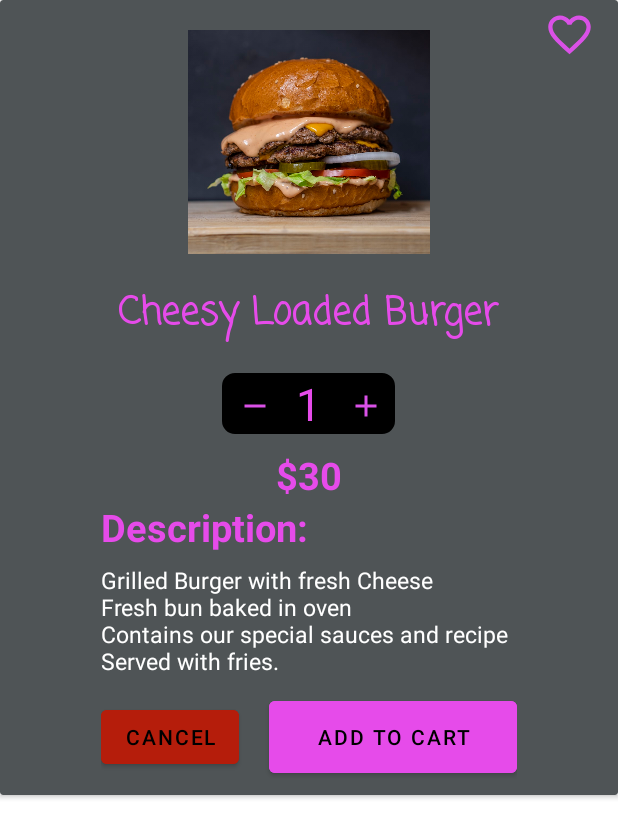
After one commit to AhsanQamr/FoodOrderApp, an Android app: the layout custom_dialog.xml on its own in the app's theme, with its tools: preview values and no code run, on a phone screen of 412 x 824 dp. The commit adds this screen. Shown: the top 838 px of the screen. Run offline under Robolectric (Android 15) with nearby library versions, the phone set to English and light mode, and no system bars.

Commit message:
dialog box ready

```diff
--- a/app/src/main/java/com/i192048/project/Fragments/BurgerFragment.java
+++ b/app/src/main/java/com/i192048/project/Fragments/BurgerFragment.java
@@ -1,16 +1,28 @@
 package com.i192048.project.Fragments;
 
+import android.annotation.SuppressLint;
+import android.app.Activity;
+import android.app.AlertDialog;
+import android.app.Dialog;
+import android.content.Intent;
 import android.os.Bundle;
 
+import androidx.annotation.NonNull;
+import androidx.annotation.Nullable;
+import androidx.cardview.widget.CardView;
+import androidx.fragment.app.DialogFragment;
 import androidx.fragment.app.Fragment;
 
 import android.view.LayoutInflater;
 import android.view.View;
 import android.view.ViewGroup;
+import android.widget.Button;
+import android.widget.Toast;
 
 import com.i192048.project.R;
 
 public class BurgerFragment extends Fragment {
+
 
     public BurgerFragment() {
         // Required empty public constructor
@@ -19,7 +31,23 @@ public class BurgerFragment extends Fragment {
     @Override
     public View onCreateView(LayoutInflater inflater, ViewGroup container,
                              Bundle savedInstanceState) {
+
         // Inflate the layout for this fragment
-        return inflater.inflate(R.layout.fragment_burger, container, false);
+        View view = inflater.inflate(R.layout.fragment_burger, container, false);
+        @SuppressLint({"MissingInflatedId", "LocalSuppress"})
+        CardView cardView = view.findViewById(R.id.first_item);
+        cardView.setOnClickListener(new View.OnClickListener() {
+            @Override
+            public void onClick(View view) {
+                showDialog();
+            }
+        });
+        return view;
+    }
+
+    private void showDialog(){
+        Dialog dialog = new Dialog(getActivity());
+        dialog.setContentView(R.layout.custom_dialog);
+        dialog.show();
     }
 }
--- /dev/null
+++ b/app/src/main/res/drawable/add.xml
@@ -0,0 +1,5 @@
+<vector android:height="24dp" android:tint="#DA51E7"
+    android:viewportHeight="24" android:viewportWidth="24"
+    android:width="24dp" xmlns:android="http://schemas.android.com/apk/res/android">
+    <path android:fillColor="@android:color/white" android:pathData="M19,13h-6v6h-2v-6H5v-2h6V5h2v6h6v2z"/>
+</vector>
--- /dev/null
+++ b/app/src/main/res/drawable/remove.xml
@@ -0,0 +1,5 @@
+<vector android:height="24dp" android:tint="#DA51E7"
+    android:viewportHeight="24" android:viewportWidth="24"
+    android:width="24dp" xmlns:android="http://schemas.android.com/apk/res/android">
+    <path android:fillColor="@android:color/white" android:pathData="M19,13H5v-2h14v2z"/>
+</vector>
--- /dev/null
+++ b/app/src/main/res/layout/custom_dialog.xml
@@ -0,0 +1,132 @@
+<?xml version="1.0" encoding="utf-8"?>
+<RelativeLayout xmlns:android="http://schemas.android.com/apk/res/android"
+    android:layout_width="match_parent"
+    android:layout_height="match_parent"
+    xmlns:app="http://schemas.android.com/apk/res-auto">
+
+    <androidx.cardview.widget.CardView
+        android:layout_width="match_parent"
+        android:layout_height="530dp"
+        android:layout_gravity="center"
+        android:backgroundTint="#4f5456">
+
+        <ImageView
+            android:layout_width="34dp"
+            android:layout_height="35dp"
+            android:layout_gravity="end"
+            android:layout_marginTop="5dp"
+            android:layout_marginRight="15dp"
+            android:src="@drawable/emptyfav" />
+
+        <LinearLayout
+            android:layout_width="277dp"
+            android:layout_height="499dp"
+            android:layout_gravity="center_horizontal"
+            android:layout_marginTop="20dp"
+            android:orientation="vertical">
+
+            <ImageView
+                android:layout_width="161dp"
+                android:layout_height="149dp"
+                android:layout_gravity="center"
+                android:scaleType="centerCrop"
+                android:src="@drawable/burger1" />
+
+            <TextView
+                android:layout_width="wrap_content"
+                android:layout_height="wrap_content"
+                android:layout_gravity="center"
+                android:layout_marginTop="20dp"
+                android:fontFamily="casual"
+                android:text="Cheesy Loaded Burger"
+                android:textColor="#E64BEA"
+                android:textSize="25dp"
+                android:textStyle="bold" />
+
+            <LinearLayout
+                android:layout_width="115dp"
+                android:layout_height="wrap_content"
+                android:layout_gravity="center"
+                android:layout_marginTop="20dp"
+                android:background="@drawable/roundedrectangle"
+                android:backgroundTint="@color/black"
+                android:orientation="horizontal">
+
+                <ImageView
+                    android:layout_width="wrap_content"
+                    android:layout_height="wrap_content"
+                    android:layout_marginLeft="10dp"
+                    android:layout_marginTop="10dp"
+                    android:src="@drawable/remove" />
+
+                <TextView
+                    android:layout_width="wrap_content"
+                    android:layout_height="wrap_content"
+                    android:layout_marginLeft="15dp"
+                    android:text="1"
+                    android:textColor="#E64BEA"
+                    android:textSize="30dp" />
+
+                <ImageView
+                    android:layout_width="wrap_content"
+                    android:layout_height="wrap_content"
+                    android:layout_marginLeft="18dp"
+                    android:layout_marginTop="10dp"
+                    android:src="@drawable/add" />
+            </LinearLayout>
+
+            <TextView
+                android:layout_width="wrap_content"
+                android:layout_height="wrap_content"
+                android:layout_gravity="center"
+                android:layout_marginTop="10dp"
+                android:text="$30"
+                android:textColor="#E64BEA"
+                android:textSize="25dp"
+                android:textStyle="bold" />
+
+            <TextView
+                android:layout_width="wrap_content"
+                android:layout_height="wrap_content"
+                android:layout_gravity="start"
+                android:text="Description:"
+                android:textColor="#E64BEA"
+                android:textSize="25dp"
+                android:textStyle="bold" />
+
+            <TextView
+                android:layout_width="wrap_content"
+                android:layout_height="wrap_content"
+                android:layout_marginTop="7dp"
+                android:text="Grilled Burger with fresh Cheese\nFresh bun baked in oven \nContains our special sauces and recipe\nServed with fries."
+                android:textColor="@color/white"
+                android:textSize="15dp" />
+
+            <LinearLayout
+                android:layout_width="match_parent"
+                android:layout_height="wrap_content"
+                android:layout_marginTop="10dp"
+                android:orientation="horizontal">
+
+                <Button
+                    android:id="@+id/cancel"
+                    android:layout_width="wrap_content"
+                    android:layout_height="wrap_content"
+                    android:backgroundTint="#B51d0b"
+                    android:text="Cancel"
+                    android:textColor="@color/black" />
+
+                <Button
+                    android:id="@+id/add_to_cart"
+                    android:layout_width="match_parent"
+                    android:layout_height="60dp"
+                    android:layout_marginLeft="20dp"
+                    android:backgroundTint="#E64BEA"
+                    android:text="Add to Cart"
+                    android:textColor="@color/black" />
+            </LinearLayout>
+        </LinearLayout>
+
+
+    </androidx.cardview.widget.CardView>
+</RelativeLayout>
--- a/app/src/main/res/layout/fragment_burger.xml
+++ b/app/src/main/res/layout/fragment_burger.xml
@@ -7,6 +7,7 @@
     tools:context=".Fragments.BurgerFragment">
 
     <androidx.cardview.widget.CardView
+        android:id="@+id/first_item"
         android:layout_gravity="center"
         android:layout_width="237dp"
         android:layout_height="250dp"
```
